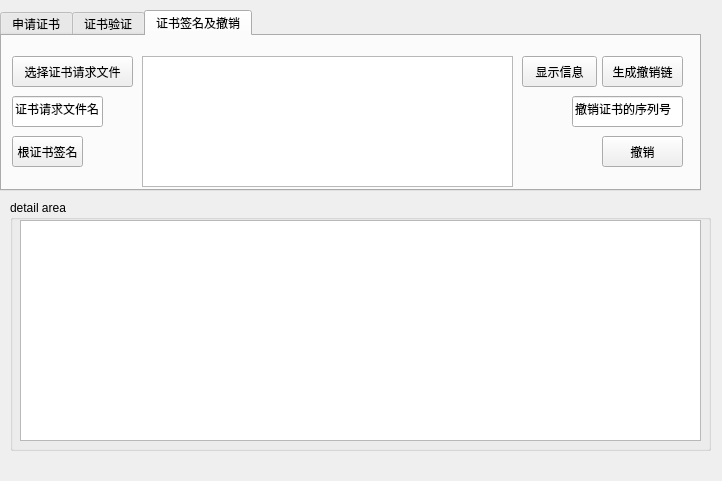
The window that mainwindow.ui (zengrx/openssl_ca) describes before a commit, drawn with Qt 5.
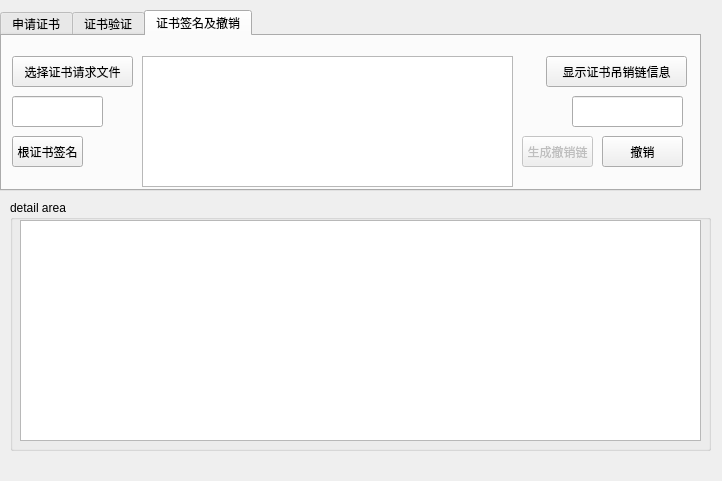
The same window after the commit.

The edit to the form file:
```diff
--- a/mainwindow.ui
+++ b/mainwindow.ui
@@ -514,11 +514,14 @@
       </property>
      </widget>
      <widget class="QPushButton" name="pushButton_3">
+      <property name="enabled">
+       <bool>false</bool>
+      </property>
       <property name="geometry">
        <rect>
-        <x>600</x>
-        <y>20</y>
-        <width>81</width>
+        <x>520</x>
+        <y>100</y>
+        <width>71</width>
         <height>31</height>
        </rect>
       </property>
@@ -549,7 +552,7 @@
        </rect>
       </property>
       <property name="text">
-       <string>撤销证书的序列号</string>
+       <string/>
       </property>
      </widget>
      <widget class="QPushButton" name="pushButton_5">
@@ -575,20 +578,20 @@
        </rect>
       </property>
       <property name="text">
-       <string>证书请求文件名</string>
+       <string/>
       </property>
      </widget>
      <widget class="QPushButton" name="pushButton_6">
       <property name="geometry">
        <rect>
-        <x>520</x>
+        <x>544</x>
         <y>20</y>
-        <width>75</width>
+        <width>141</width>
         <height>31</height>
        </rect>
       </property>
       <property name="text">
-       <string>显示信息</string>
+       <string>显示证书吊销链信息</string>
       </property>
      </widget>
      <widget class="QListWidget" name="listWidget">
```
Left out of the diff: 8 changed lines with no effect on the pictures.
